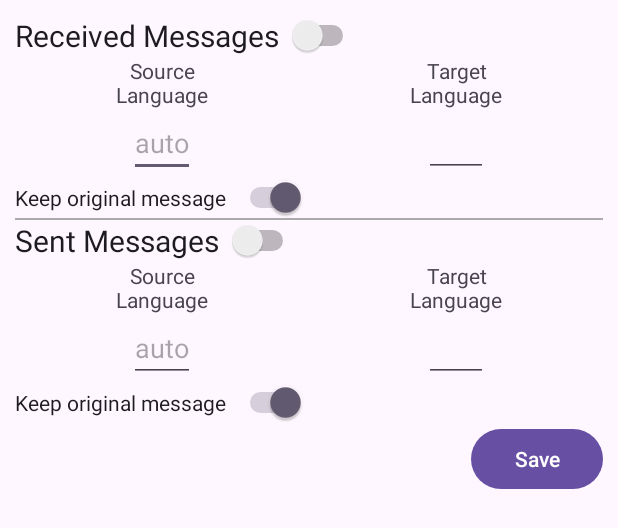
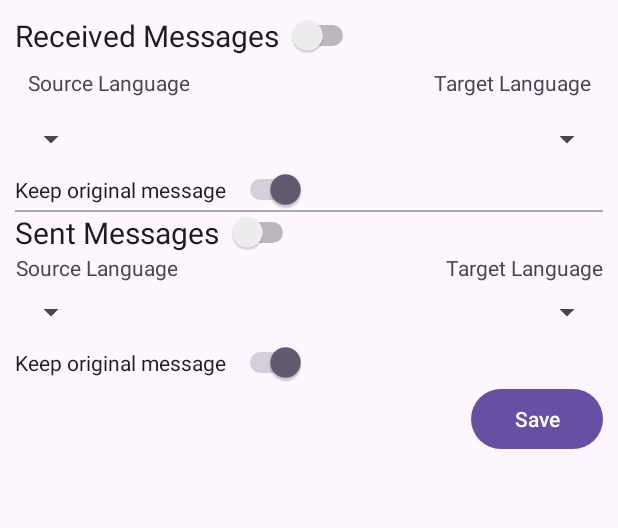
Before and after one commit to Mino260806/MessengerPro, an Android app: the layout layout_translate_config.xml on its own in the app's theme, with its tools: preview values and no code run, on a phone screen of 412 x 824 dp. Shown: the top 528 px of the screen. Run offline under Robolectric (Android 15) with nearby library versions, the phone set to English and light mode, and no system bars.

Commit message:
Quality of life improvement to translate ui

```diff
--- a/app/src/main/res/layout/layout_translate_config.xml
+++ b/app/src/main/res/layout/layout_translate_config.xml
@@ -14,62 +14,59 @@
         android:text="@string/received_messages"
         android:textSize="20sp"
         android:id="@+id/switch_received"/>
-    <GridLayout
-        android:layout_width="match_parent"
-        android:layout_height="wrap_content"
-        android:rowCount="2"
-        android:columnCount="2"
-        android:id="@+id/layout_config_received">
+
+    <RelativeLayout
+        android:id="@+id/layout_config_received"
+        android:layout_width="wrap_content"
+        android:layout_height="wrap_content">
+
         <TextView
-            android:layout_width="0dp"
+            android:layout_marginBottom="8dp"
+            android:layout_marginEnd="8dp"
+            android:layout_marginStart="8dp"
+            android:layout_marginTop="8dp"
+            android:id="@+id/text_source_language_received"
             android:layout_height="wrap_content"
+            android:layout_alignParentStart="true"
+            android:gravity="center"
             android:text="@string/source_language"
             android:textAlignment="center"
+            android:layout_width="wrap_content"/>
+
+        <Spinner
+            android:layout_marginBottom="8dp"
+            android:layout_marginTop="8dp"
+            android:layout_below="@+id/text_source_language_received"
+            android:id="@+id/spinner_source_language_received"
+            android:layout_alignParentStart="true"
+            android:layout_width="wrap_content"
+            android:layout_height="wrap_content" />
+
+
+        <TextView
+            android:layout_marginBottom="8dp"
+            android:layout_marginEnd="8dp"
+            android:layout_marginStart="8dp"
+            android:layout_marginTop="8dp"
+            android:layout_alignParentEnd="true"
+            android:id="@+id/text_target_language_received"
+            android:layout_width="wrap_content"
+            android:layout_height="wrap_content"
+            android:layout_columnWeight="1"
             android:gravity="center"
-            android:id="@+id/text_source_language_received"
-            android:layout_row="0"
-            android:layout_column="0"
-            android:layout_columnWeight="1" />
-        <FrameLayout
-            android:layout_height="wrap_content"
-            android:layout_row="1"
-            android:layout_column="0"
-            android:layout_columnWeight="1">
-            <EditText
-                android:layout_width="wrap_content"
-                android:layout_height="wrap_content"
-                android:layout_gravity="center"
-                android:id="@+id/edit_source_language_received"
-                android:minEms="2"
-                android:maxEms="5"
-                android:hint="auto" />
-        </FrameLayout>
-        <TextView
-            android:layout_width="0dp"
-            android:layout_height="wrap_content"
             android:text="@string/target_language"
-            android:textAlignment="center"
-            android:gravity="center"
-            android:id="@+id/text_target_language_received"
-            android:layout_row="0"
-            android:layout_column="1"
-            android:layout_columnWeight="1"/>
-        <FrameLayout
-            android:layout_height="wrap_content"
-            android:minEms="2"
-            android:maxEms="2"
-            android:layout_row="1"
-            android:layout_column="1"
-            android:layout_columnWeight="1">
-            <EditText
-                android:layout_width="wrap_content"
-                android:layout_height="wrap_content"
-                android:layout_gravity="center"
-                android:id="@+id/edit_target_language_received"
-                android:minEms="2"
-                android:maxEms="5"/>
-        </FrameLayout>
-    </GridLayout>
+            android:textAlignment="center" />
+        <Spinner
+            android:layout_marginBottom="8dp"
+            android:layout_marginTop="8dp"
+            android:layout_below="@+id/text_target_language_received"
+            android:layout_alignParentEnd="true"
+            android:id="@+id/spinner_target_language_received"
+            android:layout_width="wrap_content"
+            android:layout_height="wrap_content" />
+
+
+    </RelativeLayout>
 
     <Switch
         android:layout_width="wrap_content"
@@ -91,63 +88,70 @@
         android:text="@string/sent_messages"
         android:textSize="20sp"
         android:id="@+id/switch_sent" />
-    <GridLayout
-        android:layout_width="match_parent"
+    <RelativeLayout
+        android:layout_width="wrap_content"
         android:layout_height="wrap_content"
-        android:rowCount="2"
-        android:columnCount="2"
         android:id="@+id/layout_config_sent">
         <TextView
-            android:layout_width="0dp"
+            android:layout_alignParentStart="true"
+            android:layout_width="wrap_content"
             android:layout_height="wrap_content"
             android:text="@string/source_language"
             android:textAlignment="center"
             android:gravity="center"
-            android:id="@+id/text_source_language_sent"
-            android:layout_row="0"
-            android:layout_column="0"
-            android:layout_columnWeight="1" />
-        <FrameLayout
-            android:layout_height="wrap_content"
-            android:layout_row="1"
-            android:layout_column="0"
-            android:layout_columnWeight="1">
-            <EditText
-                android:layout_width="wrap_content"
-                android:layout_height="wrap_content"
-                android:layout_gravity="center"
-                android:id="@+id/edit_source_language_sent"
-                android:minEms="2"
-                android:maxEms="5"
-                android:hint="auto"
-                tools:ignore="HardcodedText" />
-        </FrameLayout>
+            android:id="@+id/text_source_language_sent"/>
+        <Spinner
+            android:layout_marginBottom="8dp"
+            android:layout_marginTop="8dp"
+            android:layout_below="@+id/text_source_language_sent"
+            android:id="@+id/spinner_source_language_sent"
+            android:layout_alignParentStart="true"
+            android:layout_width="wrap_content"
+            android:layout_height="wrap_content" />
+<!--            <EditText-->
+<!--                android:layout_below="@+id/text_source_language_sent"-->
+<!--                android:layout_alignParentStart="true"-->
+<!--                android:layout_width="wrap_content"-->
+<!--                android:layout_height="wrap_content"-->
+<!--                android:layout_gravity="center"-->
+<!--                android:id="@+id/edit_source_language_sent"-->
+<!--                android:minEms="2"-->
+<!--                android:maxEms="5"-->
+<!--                android:inputType="textVisiblePassword"-->
+<!--                android:digits="abcdefghijklmnopqrstuvwxyz-"-->
+<!--                android:hint="auto"-->
+<!--                tools:ignore="HardcodedText" />-->
         <TextView
-            android:layout_width="0dp"
+            android:layout_alignParentEnd="true"
+            android:layout_width="wrap_content"
             android:layout_height="wrap_content"
             android:text="@string/target_language"
             android:textAlignment="center"
             android:gravity="center"
-            android:id="@+id/text_target_language_sent"
-            android:layout_row="0"
-            android:layout_column="1"
-            android:layout_columnWeight="1"/>
-        <FrameLayout
-            android:layout_height="wrap_content"
-            android:minEms="2"
-            android:maxEms="2"
-            android:layout_row="1"
-            android:layout_column="1"
-            android:layout_columnWeight="1">
-            <EditText
-                android:layout_width="wrap_content"
-                android:layout_height="wrap_content"
-                android:layout_gravity="center"
-                android:id="@+id/edit_target_language_sent"
-                android:minEms="2"
-                android:maxEms="5"/>
-        </FrameLayout>
-    </GridLayout>
+            android:id="@+id/text_target_language_sent"/>
+        <Spinner
+            android:layout_marginBottom="8dp"
+            android:layout_marginTop="8dp"
+            android:layout_below="@+id/text_target_language_sent"
+            android:layout_alignParentEnd="true"
+            android:id="@+id/spinner_target_language_sent"
+            android:layout_width="wrap_content"
+            android:layout_height="wrap_content" />
+
+<!--            <EditText-->
+<!--                android:layout_below="@+id/text_target_language_sent"-->
+<!--                android:layout_alignParentEnd="true"-->
+<!--                android:layout_width="wrap_content"-->
+<!--                android:layout_height="wrap_content"-->
+<!--                android:layout_gravity="center"-->
+<!--                android:id="@+id/edit_target_language_sent"-->
+<!--                android:inputType="textVisiblePassword"-->
+<!--                android:digits="abcdefghijklmnopqrstuvwxyz-"-->
+<!--                android:minEms="2"-->
+<!--                android:maxEms="5"/>-->
+
+
+    </RelativeLayout>
 
     <Switch
         android:layout_width="wrap_content"
--- a/app/src/main/res/values/strings.xml
+++ b/app/src/main/res/values/strings.xml
@@ -122,8 +122,8 @@
     <string name="deobfuscation_loading_title">Loading Messenger Pro</string>
     <string name="deobfuscation_loading_message">Deobfuscating components</string>
     <string name="feature_conv_translate">Translates sent/received messages in a conversation</string>
-    <string name="source_language">Source\nLanguage</string>
-    <string name="target_language">Target\nLanguage</string>
+    <string name="source_language">Source Language</string>
+    <string name="target_language">Target Language</string>
     <string name="sent_messages">Sent Messages</string>
     <string name="received_messages">Received Messages</string>
     <string name="save">Save</string>
```
Also changed, not shown: app/src/main/java/tn/amin/mpro2/features/util/translate/TranslateConfigurationFrame.java (+62 -50 lines), app/src/main/java/tn/amin/mpro2/features/util/translate/TranslationSupportedLanguages.java (+3 -3 lines), app/src/main/res/anim/shake_animation.xml (added, +10 -0 lines).
